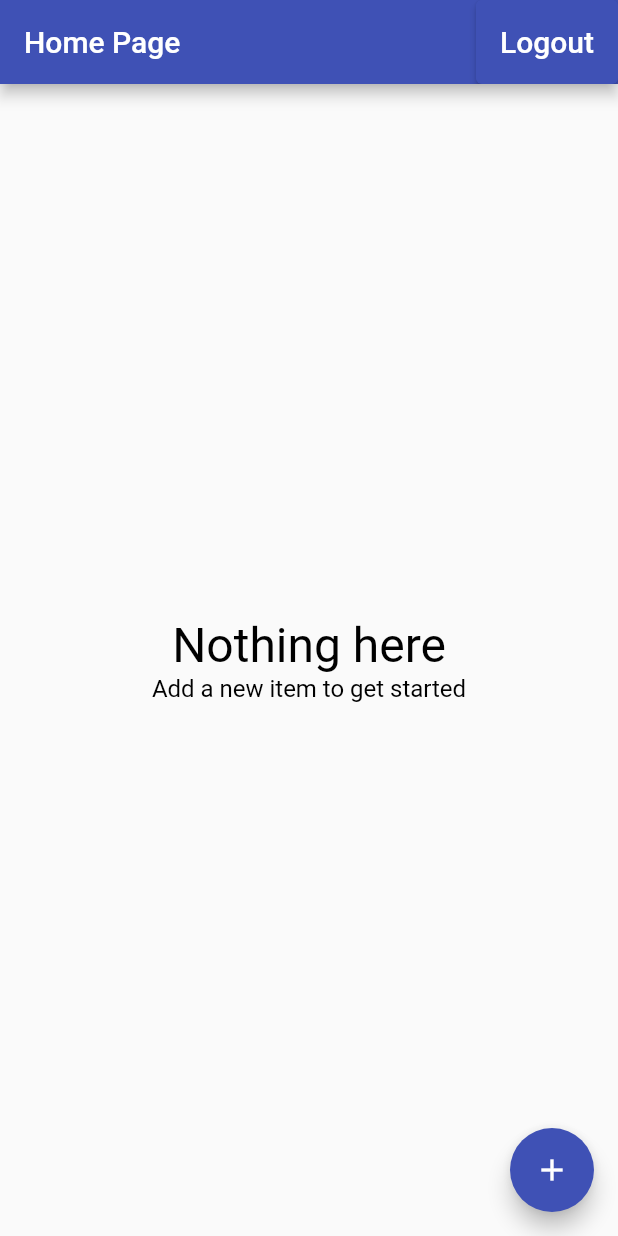
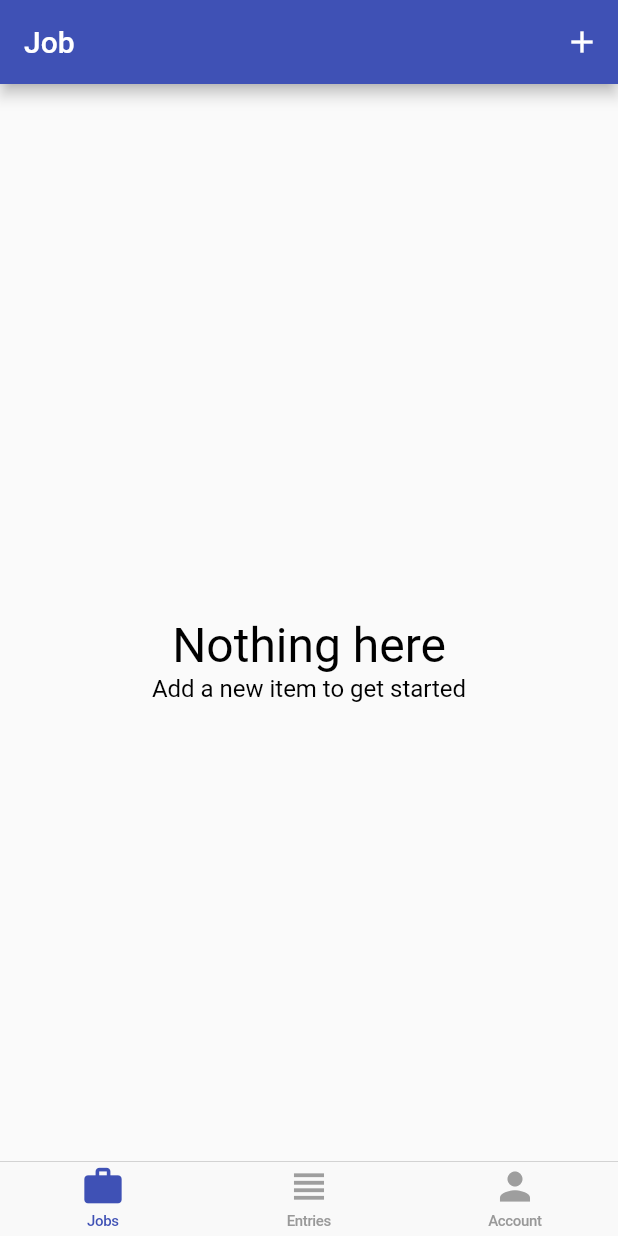
Before and after one commit to baosphoa0403/flutter-demo, a Flutter app: the screen it shows once a user with an empty profile is signed in, on a phone screen of 412 x 824 dp. Run offline on Flutter 3.47's test engine with Material 2 defaults, Android fonts, the phone set to English and light mode, and no system bars; our stand-ins replace cloud_firestore, firebase_auth, firebase_core, google_sign_in; missing offline and left inert: flutter_facebook_auth; accounts and stored records are empty.

Commit message:
done Bottom Navigation with the Cupertino widgets

```diff
--- a/lib/app.sign_in/landing.page.dart
+++ b/lib/app.sign_in/landing.page.dart
@@ -1,3 +1,4 @@
+import 'package:demoflutter/home/home_page.dart';
 import 'package:demoflutter/home/jobs/jobs_page.dart';
 import 'package:demoflutter/app.sign_in/sign_in.dart';
 import 'package:demoflutter/service/auth.dart';
@@ -24,7 +25,7 @@ class LandingPage extends StatelessWidget {
           return Provider<Database>(
               // add database provider
               create: (context) => FirestoreDatabase(uid: user.uid),
-              child: JopsPage());
+              child: HomePage());
         }
         return const Scaffold(
           body: Center(
--- a/lib/home/job_entries/date_time_picker.dart
+++ b/lib/common_widgets/date_time_picker.dart
@@ -1,7 +1,7 @@
 import 'dart:async';
 
 import 'package:demoflutter/home/job_entries/format.dart';
-import 'package:demoflutter/home/job_entries/input_dropdown.dart';
+import 'package:demoflutter/common_widgets/input_dropdown.dart';
 import 'package:flutter/material.dart';
 
 class DateTimePicker extends StatelessWidget {
--- /dev/null
+++ b/lib/home/cupertino_home_scaffold.dart
@@ -0,0 +1,48 @@
+import 'package:demoflutter/home/tab_item.dart';
+import 'package:flutter/cupertino.dart';
+import 'package:flutter/material.dart';
+
+class CupertinoHomeScaffold extends StatelessWidget {
+  const CupertinoHomeScaffold(
+      {Key? key,
+      required this.currentTab,
+      required this.onSelectTab,
+      required this.widgetBuilders,
+      required this.navigatorkeys})
+      : super(key: key);
+  final TabItem currentTab;
+  final ValueChanged<TabItem> onSelectTab;
+  final Map<TabItem, WidgetBuilder> widgetBuilders;
+  final Map<TabItem, GlobalKey<NavigatorState>> navigatorkeys;
+  @override
+  Widget build(BuildContext context) {
+    return CupertinoTabScaffold(
+      tabBar: CupertinoTabBar(
+        items: [
+          _buildItem(TabItem.jobs),
+          _buildItem(TabItem.entries),
+          _buildItem(TabItem.account)
+        ],
+        onTap: (index) => {onSelectTab(TabItem.values[index])},
+      ),
+      tabBuilder: (BuildContext context, int index) {
+        final item = TabItem.values[index];
+        return CupertinoTabView(
+          navigatorKey: navigatorkeys[index],
+          builder: (context) => widgetBuilders[item]!(context),
+        );
+      },
+    );
+  }
+
+  BottomNavigationBarItem _buildItem(TabItem tabItem) {
+    final itemData = TabItemData.allTabs[tabItem];
+    final color = currentTab == tabItem ? Colors.indigo : Colors.grey;
+    return BottomNavigationBarItem(
+        icon: Icon(
+          itemData!.icon,
+          color: color,
+        ),
+        label: itemData.title);
+  }
+}
--- /dev/null
+++ b/lib/home/home_page.dart
@@ -0,0 +1,50 @@
+import 'package:demoflutter/home/account/account_page.dart';
+import 'package:demoflutter/home/cupertino_home_scaffold.dart';
+import 'package:demoflutter/home/jobs/jobs_page.dart';
+import 'package:demoflutter/home/tab_item.dart';
+import 'package:flutter/material.dart';
+
+class HomePage extends StatefulWidget {
+  const HomePage({Key? key}) : super(key: key);
+
+  @override
+  State<HomePage> createState() => _HomePageState();
+}
+
+class _HomePageState extends State<HomePage> {
+  TabItem _currentTab = TabItem.jobs;
+  Map<TabItem, WidgetBuilder> get widgetBuilders {
+    return {
+      TabItem.jobs: (_) => JopsPage(),
+      TabItem.entries: (_) => Container(),
+      TabItem.account: (_) => const AccountPage(),
+    };
+  }
+
+  final Map<TabItem, GlobalKey<NavigatorState>> navigatorkeys = {
+    TabItem.jobs: GlobalKey<NavigatorState>(),
+    TabItem.account: GlobalKey<NavigatorState>(),
+    TabItem.entries: GlobalKey<NavigatorState>(),
+  };
+
+  @override
+  Widget build(BuildContext context) {
+    return WillPopScope(
+      onWillPop: () async =>
+          !await navigatorkeys[_currentTab]!.currentState!.maybePop(),
+      child: CupertinoHomeScaffold(
+        currentTab: _currentTab,
+        onSelectTab: _select,
+        widgetBuilders: widgetBuilders,
+        navigatorkeys: navigatorkeys,
+      ),
+    );
+  }
+
+  void _select(TabItem tabItem) {
+    // print(tabItem);
+    setState(() {
+      _currentTab = tabItem;
+    });
+  }
+}
--- a/lib/home/job_entries/entry_list_item.dart
+++ b/lib/home/job_entries/entry_list_item.dart
@@ -19,7 +19,7 @@ class EntryListItem extends StatelessWidget {
     return InkWell(
       onTap: onTap,
       child: Container(
-        margin: const EdgeInsets.symmetric(horizontal: 16.0, vertical: 8.0),
+        padding: const EdgeInsets.symmetric(horizontal: 16.0, vertical: 8.0),
         child: Row(
           children: <Widget>[
             Expanded(
--- a/lib/home/job_entries/entry_page.dart
+++ b/lib/home/job_entries/entry_page.dart
@@ -1,5 +1,5 @@
 import 'package:demoflutter/common_widgets/show_exception_diaglog.dart';
-import 'package:demoflutter/home/job_entries/date_time_picker.dart';
+import 'package:demoflutter/common_widgets/date_time_picker.dart';
 import 'package:demoflutter/home/job_entries/format.dart';
 import 'package:demoflutter/home/models/entry.dart';
 import 'package:demoflutter/home/models/job.dart';
@@ -20,7 +20,7 @@ class EntryPage extends StatefulWidget {
       required Database database,
       required Job job,
       Entry? entry}) async {
-    await Navigator.of(context).push(
+    await Navigator.of(context, rootNavigator: true).push(
       MaterialPageRoute(
         builder: (context) =>
             EntryPage(database: database, job: job, entry: entry),
--- a/lib/home/jobs/jobs_page.dart
+++ b/lib/home/jobs/jobs_page.dart
@@ -38,22 +38,19 @@ class JopsPage extends StatelessWidget {
     // database.readJobs();
     return Scaffold(
       appBar: AppBar(
-        title: const Text("Home Page"),
+        title: const Text("Job"),
         actions: <Widget>[
-          ElevatedButton(
-              onPressed: () => confirmSignOut(context),
-              child: const Text(
-                "Logout",
-                style: TextStyle(fontSize: 20.0, color: Colors.white),
+          IconButton(
+              onPressed: () => EditJobPage.show(context,
+                  database: Provider.of<Database>(context, listen: false)),
+              icon: const Icon(
+                Icons.add,
+                color: Colors.white,
               )),
         ],
       ),
       body: _buildContext(context),
       // ignore: prefer_const_constructors
-      floatingActionButton: FloatingActionButton(
-        child: const Icon(Icons.add),
-        onPressed: () => EditJobPage.show(context, job: null),
-      ),
     );
   }
 
--- /dev/null
+++ b/lib/home/tab_item.dart
@@ -0,0 +1,16 @@
+import 'package:flutter/material.dart';
+
+enum TabItem { jobs, entries, account }
+
+class TabItemData {
+  final String title;
+  final IconData icon;
+
+  TabItemData({required this.title, required this.icon});
+
+  static Map<TabItem, TabItemData> allTabs = {
+    TabItem.jobs: TabItemData(title: "Jobs", icon: Icons.work),
+    TabItem.entries: TabItemData(title: "Entries", icon: Icons.view_headline),
+    TabItem.account: TabItemData(title: "Account", icon: Icons.person),
+  };
+}
--- a/lib/service/database.dart
+++ b/lib/service/database.dart
@@ -11,6 +11,7 @@ abstract class Database {
   Future<void> setEntry(Entry entry);
   Future<void> deleteEntry(Entry entry);
   Stream<List<Entry>> entriesStream({Job job});
+  Stream<Job> jobStream({required String jobId});
 }
 
 String documentIDFormCurrentDate() => DateTime.now().toIso8601String();
@@ -61,4 +62,9 @@ class FirestoreDatabase implements Database {
         path: APIPath.entry(uid, entry.id),
         data: entry.toMap(),
       );
+  @override
+  Stream<Job> jobStream({required String jobId}) => _service.documentStream(
+        path: APIPath.job(uid, jobId),
+        builder: (data, documentID) => Job.formMap(data!, documentID),
+      );
 }
--- a/pubspec.yaml
+++ b/pubspec.yaml
@@ -18,7 +18,7 @@ publish_to: 'none' # Remove this line if you wish to publish to pub.dev
 version: 1.0.0+1
 
 environment:
-  sdk: '>=2.12.0 <3.0.0'
+  sdk: '>=2.14.0 <3.0.0'
 
 # Dependencies specify other packages that your package needs in order to work.
 # To automatically upgrade your package dependencies to the latest versions
```
Also changed, not shown: lib/home/account/account_page.dart (added, +46 -0 lines), lib/home/job_entries/job_entries_page.dart (+23 -13 lines), lib/home/jobs/edit_job_page.dart (+5 -4 lines), lib/common_widgets/input_dropdown.dart (renamed from lib/home/job_entries/input_dropdown.dart), pubspec.lock.
